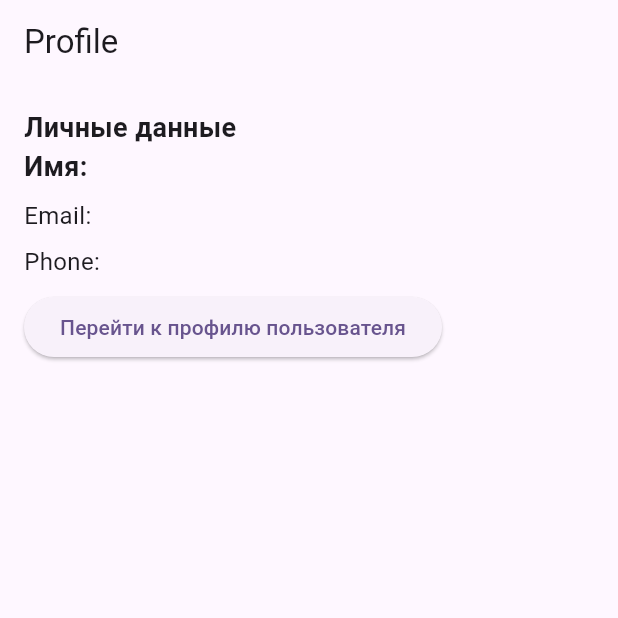
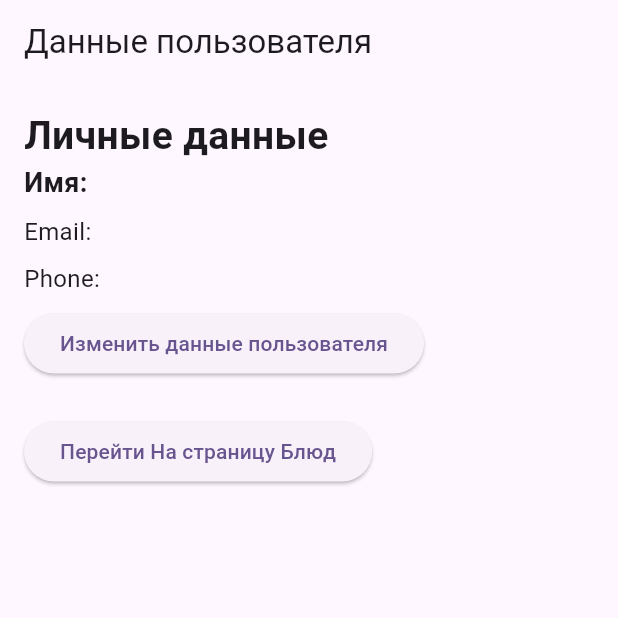
Before and after one commit to Dmitryra27/new_meal, a Flutter app: the screen it shows once a user with an empty profile is signed in, on a phone screen of 412 x 824 dp, the top half of it. Run offline on Flutter 3.47's test engine with Material 3 defaults, Android fonts, the light colour scheme and no system bars; our stand-ins replace cloud_firestore, firebase_auth, firebase_core, firebase_remote_config, flutter_dotenv, flutter_secure_storage; accounts and stored records are empty; statements that could not run were skipped.

Commit message:
исправления

```diff
--- a/lib/pages/plofile_page.dart
+++ b/lib/pages/plofile_page.dart
@@ -2,6 +2,8 @@ import 'package:firebase_auth/firebase_auth.dart';
 import 'package:cloud_firestore/cloud_firestore.dart';
 import 'package:flutter/material.dart';
 import 'package:new_meal/pages/profile_update_page.dart';
+
+import 'food_page.dart';
 
 class ProfilePage extends StatefulWidget {
   const ProfilePage({Key? key}) : super(key: key);
@@ -44,7 +46,7 @@ class _ProfilePageState extends State<ProfilePage> {
   Widget build(BuildContext context) {
     return Scaffold(
       appBar: AppBar(
-        title: const Text('Profile'),
+        title: const Text('Данные пользователя'),
       ),
       body: user == null
           ? const Center(child: Text('Please login to view your profile'))
@@ -55,7 +57,7 @@ class _ProfilePageState extends State<ProfilePage> {
                 children: [
                   const Text(
                     'Личные данные ',
-                    style: TextStyle(fontSize: 18, fontWeight: FontWeight.bold),
+                    style: TextStyle(fontSize: 26, fontWeight: FontWeight.bold),
                   ),
                   Text(
                     'Имя: $_name',
@@ -84,7 +86,20 @@ class _ProfilePageState extends State<ProfilePage> {
                         ),
                       );
                     },
-                    child: const Text('Перейти к профилю пользователя'),
+                    child: const Text('Изменить данные пользователя'),
+                  ),
+                  const SizedBox(height: 24),
+                  ElevatedButton(
+                    onPressed: () {
+                      // Переход на другую страницу
+                      Navigator.push(
+                        context,
+                        MaterialPageRoute(
+                          builder: (context) => const FoodPage(), // Замените SecondPage на имя вашей целевой страницы
+                        ),
+                      );
+                    },
+                    child: const Text('Перейти На страницу Блюд'),
                   ),
                   const SizedBox(height: 24),
                 ],
--- a/lib/pages/profile_update_page.dart
+++ b/lib/pages/profile_update_page.dart
@@ -39,7 +39,7 @@ class _ProfileUpdatePageState extends State<ProfileUpdatePage> {
   Widget build(BuildContext context) {
     return Scaffold(
       appBar: AppBar(
-        title: const Text('Profile'),
+        title: const Text('Изменение данных пользователя '),
       ),
       body: user == null
           ? const Center(child: Text('Please login to view your profile'))
@@ -91,7 +91,7 @@ class _ProfileUpdatePageState extends State<ProfileUpdatePage> {
               const SizedBox(height: 24),
               ElevatedButton(
                 onPressed: _updateUserData,
-                child: const Text('Update Profile'),
+                child: const Text('Обновить профиль'),
               ),
               const SizedBox(height: 24),
           ElevatedButton(
```
